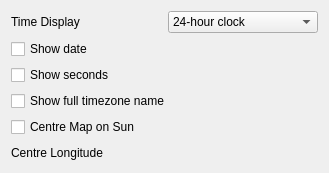
Old version of the form src/plasmoid/worldclockConfig.ui in the repository KDE/marble.
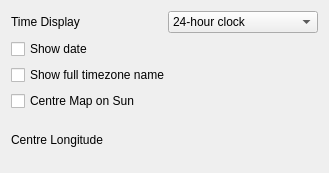
New version of the form. Custom widgets are drawn as their Qt base class.

Commit message: Update plasmoid with a couple things: 	* Various stuff, including taking out some stuff which doesn't work 	* Remove some debug spam 	* Add code to make sure that the Marble compass, scale bar, etc are hidden Still todo: 	Fix weird painter bug

Patch:
```diff
--- a/src/plasmoid/worldclockConfig.ui
+++ b/src/plasmoid/worldclockConfig.ui
@@ -89,13 +89,6 @@
        </property>
       </widget>
      </item>
-     <item>
-      <widget class="QCheckBox" name="showSecondsCheckBox" >
-       <property name="text" >
-        <string>Show seconds</string>
-       </property>
-      </widget>
-     </item>
      <item>
       <widget class="QCheckBox" name="showFullCheckBox" >
        <property name="toolTip" >
```
The commit also changes 2 other files.
